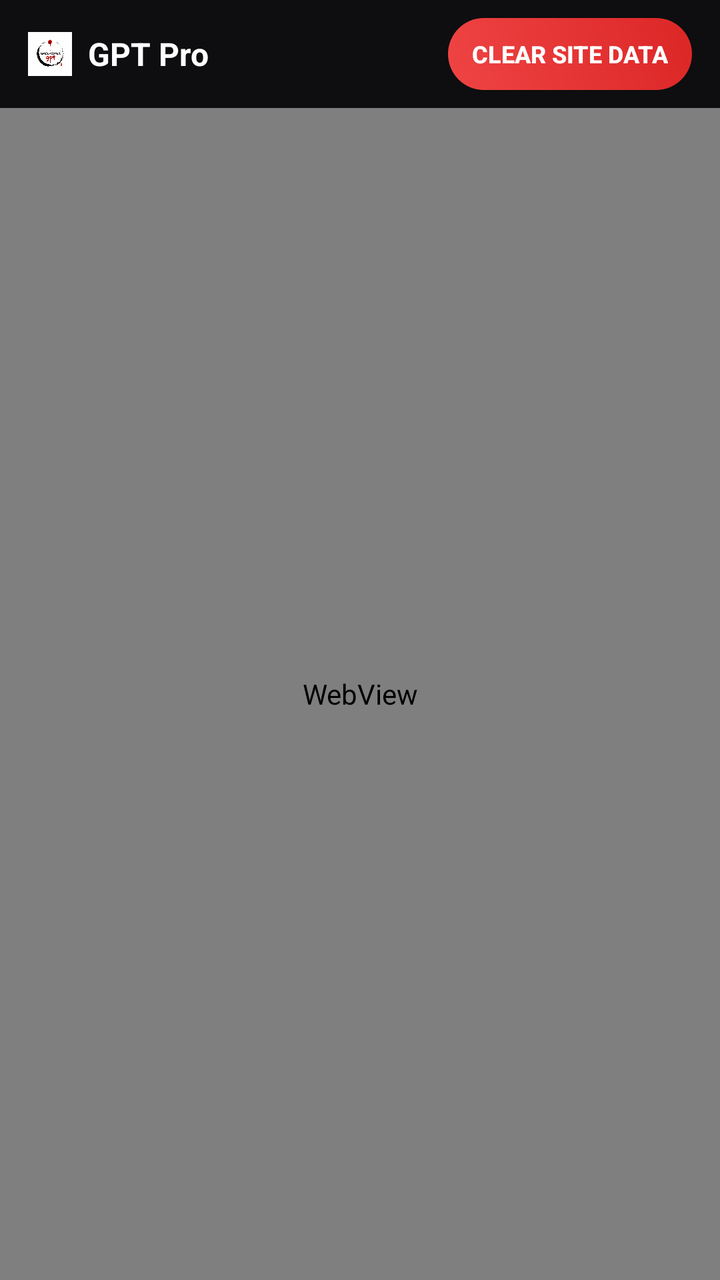
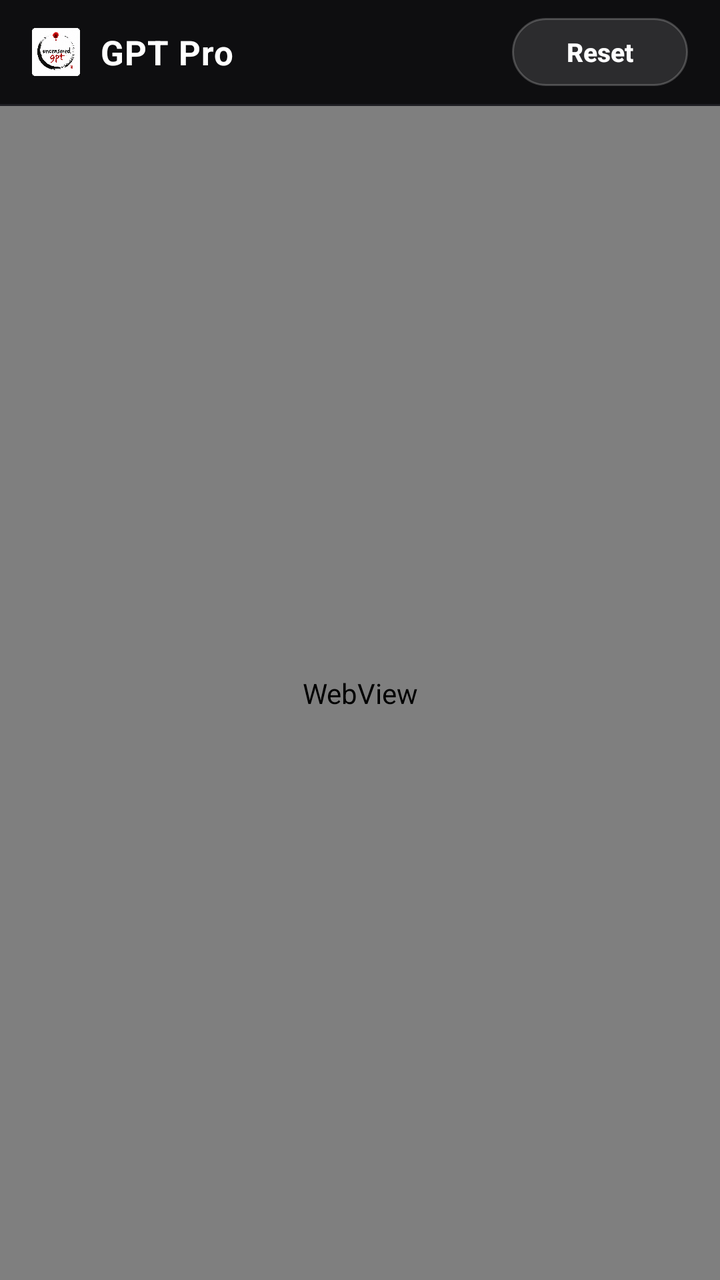

Compare the two renders of this Android layout. The source of the first and the diff that turns it into the second are given below.
<!-- AndroidManifest.xml: application theme Theme.GPTPro -->
<!-- res/layout/activity_main.xml -->
<?xml version="1.0" encoding="utf-8"?>
<LinearLayout xmlns:android="http://schemas.android.com/apk/res/android"
    xmlns:app="http://schemas.android.com/apk/res-auto"
    android:layout_width="match_parent"
    android:layout_height="match_parent"
    android:orientation="vertical"
    android:background="@color/bg_black">

    
    <RelativeLayout
        android:id="@+id/header_bar"
        android:layout_width="match_parent"
        android:layout_height="54dp"
        android:background="@color/bg_header"
        android:paddingStart="14dp"
        android:paddingEnd="14dp">

        
        <LinearLayout
            android:layout_width="wrap_content"
            android:layout_height="wrap_content"
            android:layout_centerVertical="true"
            android:gravity="center_vertical"
            android:orientation="horizontal">

            <ImageView
                android:layout_width="22dp"
                android:layout_height="22dp"
                android:src="@drawable/logo"
                android:contentDescription="App Logo" />

            <TextView
                android:layout_width="wrap_content"
                android:layout_height="wrap_content"
                android:layout_marginStart="8dp"
                android:text="@string/app_name"
                android:textColor="@color/text_white"
                android:textSize="16sp"
                android:textStyle="bold" />
        </LinearLayout>

        
        <Button
            android:id="@+id/btn_clear_data"
            android:layout_width="wrap_content"
            android:layout_height="36dp"
            android:layout_alignParentEnd="true"
            android:layout_centerVertical="true"
            android:background="@drawable/bg_red_button"
            android:text="@string/clear_site_data"
            android:textColor="@color/text_white"
            android:textSize="12sp"
            android:textStyle="bold"
            android:paddingStart="12dp"
            android:paddingEnd="12dp"
            app:backgroundTint="@null" />

    </RelativeLayout>

    
    <FrameLayout
        android:layout_width="match_parent"
        android:layout_height="0dp"
        android:layout_weight="1">

        <WebView
            android:id="@+id/web_view"
            android:layout_width="match_parent"
            android:layout_height="match_parent" />

        <ProgressBar
            android:id="@+id/progress_bar"
            style="?android:attr/progressBarStyleHorizontal"
            android:layout_width="match_parent"
            android:layout_height="3dp"
            android:layout_gravity="top"
            android:indeterminate="false"
            android:max="100"
            android:progressDrawable="@drawable/custom_progress"
            android:visibility="gone" />

    </FrameLayout>

</LinearLayout>
<!-- resources referenced by this layout -->
<resources>
  <color name="bg_black">#000000</color>
  <color name="bg_header">#0E0E10</color>
  <color name="text_white">#FFFFFF</color>
  <!-- drawable bg_red_button (drawable) -->
  <?xml version="1.0" encoding="utf-8"?>
  <shape xmlns:android="http://schemas.android.com/apk/res/android"
      android:shape="rectangle">
      <gradient
          android:startColor="#EF4444"
          android:endColor="#DC2626"
          android:angle="45" />
      <corners android:radius="999dp" />
  </shape>
  <!-- drawable custom_progress (drawable) -->
  <?xml version="1.0" encoding="utf-8"?>
  <layer-list xmlns:android="http://schemas.android.com/apk/res/android">
      <item android:id="@android:id/background">
          <shape>
              <solid android:color="#000000" />
          </shape>
      </item>
      <item android:id="@android:id/progress">
          <clip>
              <shape>
                  <solid android:color="#EF4444" />
              </shape>
          </clip>
      </item>
  </layer-list>
  <!-- drawable logo: png bitmap (drawable, 979723 bytes) -->
  <string name="app_name">GPT Pro</string>
  <string name="clear_site_data">Clear Site Data</string>
  <style name="Theme.GPTPro" parent="Theme.MaterialComponents.DayNight.NoActionBar">
          <item name="android:statusBarColor">#0E0E10</item>
          <item name="android:windowLightStatusBar">false</item>
          <item name="android:windowBackground">@color/bg_black</item>
      </style>
</resources>

<!-- the commit's change to res/layout/activity_main.xml (unified diff, before → after) -->
@@ -10,10 +10,10 @@
     <RelativeLayout
         android:id="@+id/header_bar"
         android:layout_width="match_parent"
-        android:layout_height="54dp"
+        android:layout_height="52dp"
         android:background="@color/bg_header"
-        android:paddingStart="14dp"
-        android:paddingEnd="14dp">
+        android:paddingStart="16dp"
+        android:paddingEnd="16dp">
 
         
         <LinearLayout
@@ -24,38 +24,46 @@
             android:orientation="horizontal">
 
             <ImageView
-                android:layout_width="22dp"
-                android:layout_height="22dp"
+                android:layout_width="24dp"
+                android:layout_height="24dp"
                 android:src="@drawable/logo"
                 android:contentDescription="App Logo" />
 
             <TextView
                 android:layout_width="wrap_content"
                 android:layout_height="wrap_content"
-                android:layout_marginStart="8dp"
+                android:layout_marginStart="10dp"
                 android:text="@string/app_name"
                 android:textColor="@color/text_white"
-                android:textSize="16sp"
-                android:textStyle="bold" />
+                android:textSize="17sp"
+                android:textStyle="bold"
+                android:letterSpacing="0.02" />
         </LinearLayout>
 
         
         <Button
             android:id="@+id/btn_clear_data"
             android:layout_width="wrap_content"
-            android:layout_height="36dp"
+            android:layout_height="34dp"
             android:layout_alignParentEnd="true"
             android:layout_centerVertical="true"
-            android:background="@drawable/bg_red_button"
-            android:text="@string/clear_site_data"
+            android:background="@drawable/bg_glass_button"
+            android:text="@string/reset_site_data"
             android:textColor="@color/text_white"
-            android:textSize="12sp"
+            android:textSize="13sp"
             android:textStyle="bold"
-            android:paddingStart="12dp"
-            android:paddingEnd="12dp"
+            android:paddingStart="16dp"
+            android:paddingEnd="16dp"
+            android:textAllCaps="false"
             app:backgroundTint="@null" />
 
     </RelativeLayout>
+
+    
+    <View
+        android:layout_width="match_parent"
+        android:layout_height="1dp"
+        android:background="#1F1F24" />
 
     
     <FrameLayout
@@ -68,15 +76,14 @@
             android:layout_width="match_parent"
             android:layout_height="match_parent" />
 
+        
         <ProgressBar
-            android:id="@+id/progress_bar"
-            style="?android:attr/progressBarStyleHorizontal"
-            android:layout_width="match_parent"
-            android:layout_height="3dp"
-            android:layout_gravity="top"
-            android:indeterminate="false"
-            android:max="100"
-            android:progressDrawable="@drawable/custom_progress"
+            android:id="@+id/loading_spinner"
+            style="?android:attr/progressBarStyle"
+            android:layout_width="42dp"
+            android:layout_height="42dp"
+            android:layout_gravity="center"
+            android:indeterminateTint="#FFFFFF"
             android:visibility="gone" />
 
     </FrameLayout>
<!-- resource entries referenced after the edit -->
@@ -3,35 +3,23 @@
   <color name="bg_black">#000000</color>
   <color name="bg_header">#0E0E10</color>
   <color name="text_white">#FFFFFF</color>
-  <!-- drawable bg_red_button (drawable) -->
+  <!-- drawable bg_glass_button (drawable) -->
   <?xml version="1.0" encoding="utf-8"?>
-  <shape xmlns:android="http://schemas.android.com/apk/res/android"
-      android:shape="rectangle">
-      <gradient
-          android:startColor="#EF4444"
-          android:endColor="#DC2626"
-          android:angle="45" />
-      <corners android:radius="999dp" />
-  </shape>
-  <!-- drawable custom_progress (drawable) -->
-  <?xml version="1.0" encoding="utf-8"?>
-  <layer-list xmlns:android="http://schemas.android.com/apk/res/android">
-      <item android:id="@android:id/background">
-          <shape>
-              <solid android:color="#000000" />
+  <ripple xmlns:android="http://schemas.android.com/apk/res/android"
+      android:color="#33FFFFFF">
+      <item>
+          <shape android:shape="rectangle">
+              <solid android:color="#20FFFFFF" />
+              <stroke
+                  android:width="1dp"
+                  android:color="#35FFFFFF" />
+              <corners android:radius="999dp" />
           </shape>
       </item>
-      <item android:id="@android:id/progress">
-          <clip>
-              <shape>
-                  <solid android:color="#EF4444" />
-              </shape>
-          </clip>
-      </item>
-  </layer-list>
-  <!-- drawable logo: png bitmap (drawable, 979723 bytes) -->
+  </ripple>
+  <!-- drawable logo: png bitmap (drawable, 774967 bytes) -->
   <string name="app_name">GPT Pro</string>
-  <string name="clear_site_data">Clear Site Data</string>
+  <string name="reset_site_data">Reset</string>
   <style name="Theme.GPTPro" parent="Theme.MaterialComponents.DayNight.NoActionBar">
           <item name="android:statusBarColor">#0E0E10</item>
           <item name="android:windowLightStatusBar">false</item>
